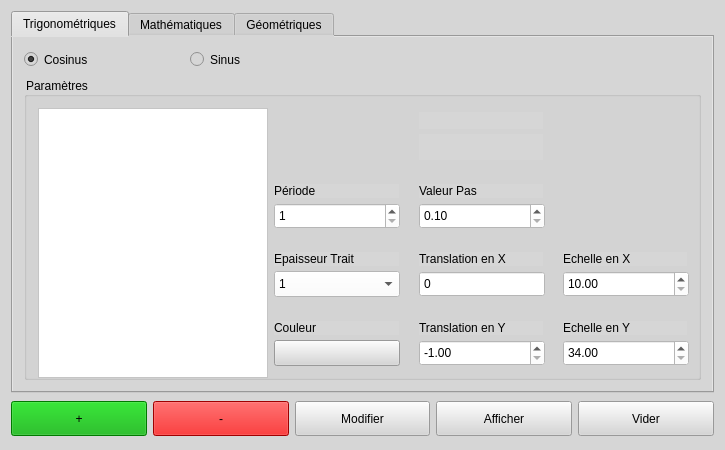
Above: gestion/vue/fcreation.ui from EvalCPlusPlusGestionFormes/Gestion_Courbes before the change. Below: the same form after it.
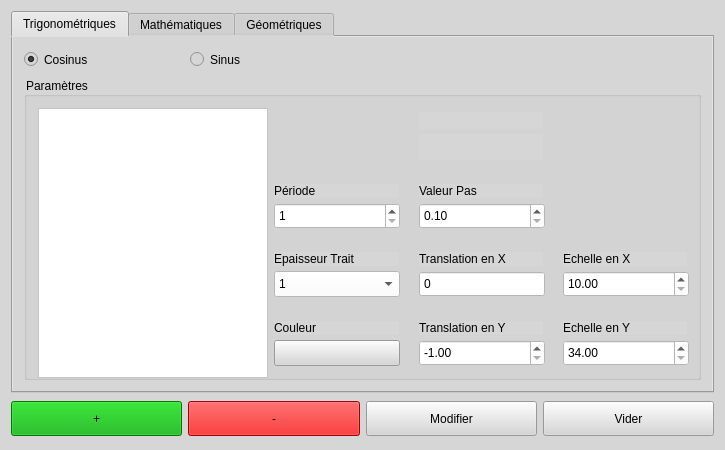
That is the form after the change. Icons and pictures are not drawn.

Diff of the .ui file:
```diff
--- a/gestion/vue/fcreation.ui
+++ b/gestion/vue/fcreation.ui
@@ -1934,22 +1934,6 @@
         </property>
        </widget>
       </item>
-      <item>
-       <widget class="QPushButton" name="pushButtonAfficher">
-        <property name="maximumSize">
-         <size>
-          <width>16777215</width>
-          <height>35</height>
-         </size>
-        </property>
-        <property name="styleSheet">
-         <string notr="true">font: 75 11pt &quot;MS Shell Dlg 2&quot;;</string>
-        </property>
-        <property name="text">
-         <string>Afficher</string>
-        </property>
-       </widget>
-      </item>
       <item>
        <widget class="QPushButton" name="pushButtonVider">
         <property name="maximumSize">
```
